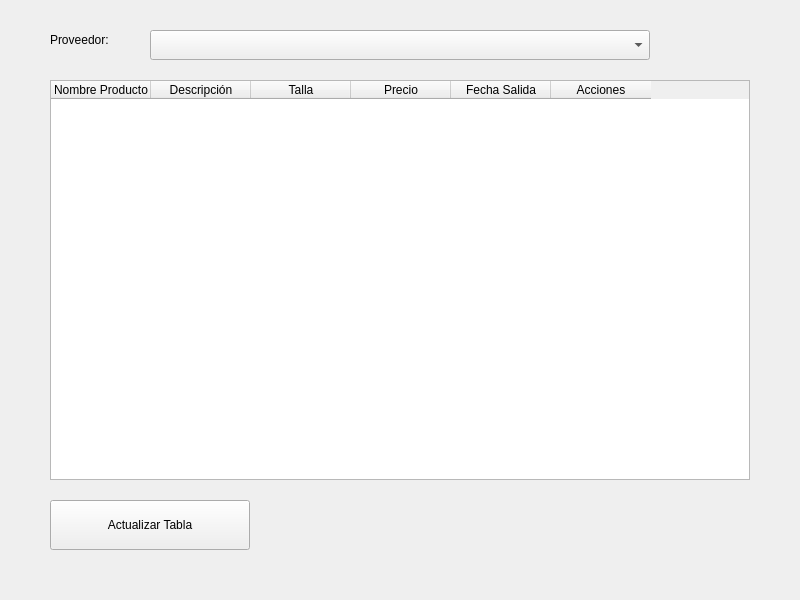
First picture: the form in proveedores/con_Edi_Eli_Productos.ui, repository Frakinatra/topicos-desarollo, before the edit.
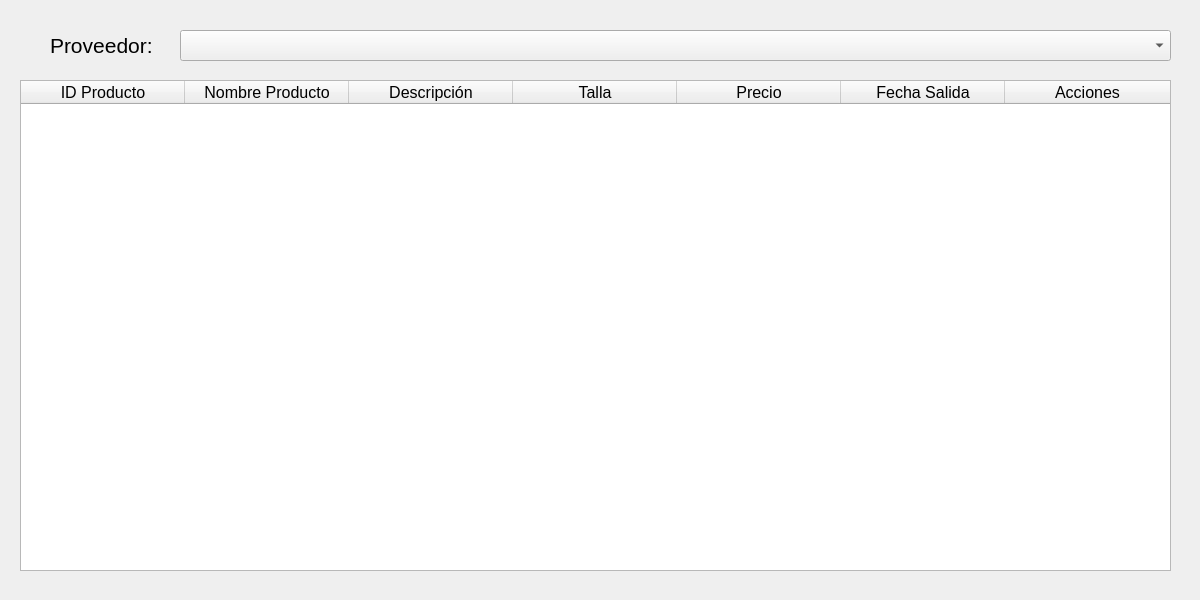
Second picture: the form after the edit.

Commit message: Se acabo la funcionalidad de proveedores

Patch:
```diff
--- a/proveedores/con_Edi_Eli_Productos.ui
+++ b/proveedores/con_Edi_Eli_Productos.ui
@@ -5,7 +5,7 @@
    <rect>
     <x>0</x>
     <y>0</y>
-    <width>800</width>
+    <width>1200</width>
     <height>600</height>
    </rect>
   </property>
@@ -19,10 +19,15 @@
     <rect>
      <x>50</x>
      <y>30</y>
-     <width>100</width>
-     <height>20</height>
+     <width>111</width>
+     <height>31</height>
     </rect>
    </property>
+   <property name="font">
+    <font>
+     <pointsize>16</pointsize>
+    </font>
+   </property>
    <property name="text">
     <string>Proveedor:</string>
    </property>
@@ -30,25 +35,60 @@
   <widget class="QComboBox" name="comboBoxProveedor">
    <property name="geometry">
     <rect>
-     <x>150</x>
+     <x>180</x>
      <y>30</y>
-     <width>500</width>
-     <height>30</height>
+     <width>991</width>
+     <height>31</height>
     </rect>
    </property>
-   <!-- Aquí se llenarán dinámicamente los proveedores desde la base de datos -->
+   <property name="font">
+    <font>
+     <pointsize>16</pointsize>
+    </font>
+   </property>
   </widget>
 
   <!-- Tabla de Productos -->
   <widget class="QTableWidget" name="tableWidgetProductos">
    <property name="geometry">
     <rect>
-     <x>50</x>
+     <x>20</x>
      <y>80</y>
-     <width>700</width>
-     <height>400</height>
+     <width>1151</width>
+     <height>491</height>
     </rect>
    </property>
+   <property name="font">
+    <font>
+     <pointsize>12</pointsize>
+    </font>
+   </property>
+   <attribute name="horizontalHeaderCascadingSectionResizes">
+    <bool>true</bool>
+   </attribute>
+   <attribute name="horizontalHeaderMinimumSectionSize">
+    <number>50</number>
+   </attribute>
+   <attribute name="horizontalHeaderDefaultSectionSize">
+    <number>164</number>
+   </attribute>
+   <attribute name="horizontalHeaderStretchLastSection">
+    <bool>true</bool>
+   </attribute>
+   <attribute name="verticalHeaderCascadingSectionResizes">
+    <bool>false</bool>
+   </attribute>
+   <attribute name="verticalHeaderMinimumSectionSize">
+    <number>60</number>
+   </attribute>
+   <attribute name="verticalHeaderDefaultSectionSize">
+    <number>60</number>
+   </attribute>
+   <column>
+    <property name="text">
+     <string>ID Producto</string>
+    </property>
+   </column>
    <column>
     <property name="text">
      <string>Nombre Producto</string>
@@ -80,21 +120,6 @@
     </property>
    </column>
   </widget>
-
-  <!-- Botones Editar y Eliminar (Se agregarán a la tabla dinámicamente) -->
-  <widget class="QPushButton" name="btnActualizarTabla">
-   <property name="geometry">
-    <rect>
-     <x>50</x>
-     <y>500</y>
-     <width>200</width>
-     <height>50</height>
-    </rect>
-   </property>
-   <property name="text">
-    <string>Actualizar Tabla</string>
-   </property>
-  </widget>
  </widget>
  <resources/>
  <connections/>
```
Left out of the diff: 5 changed lines with no effect on the pictures. The commit also changes 19 other files.
